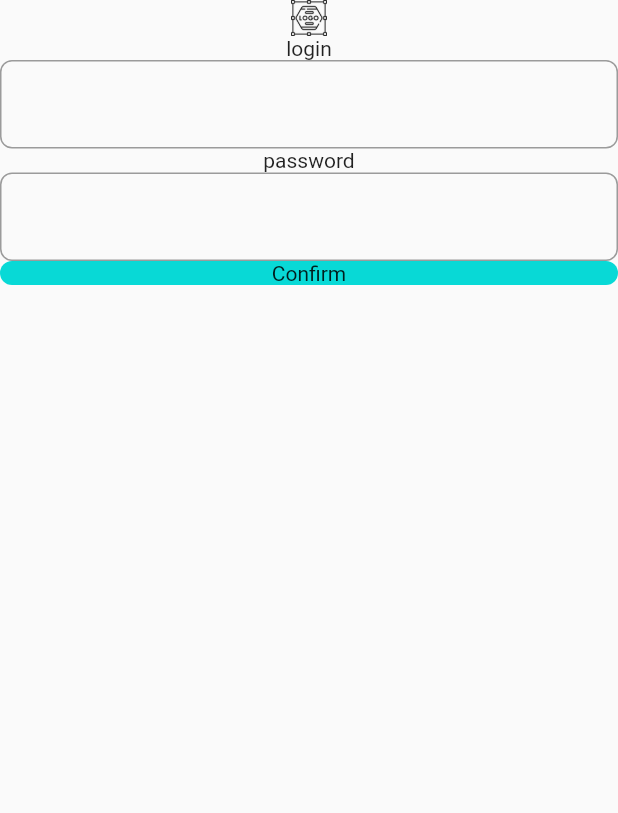
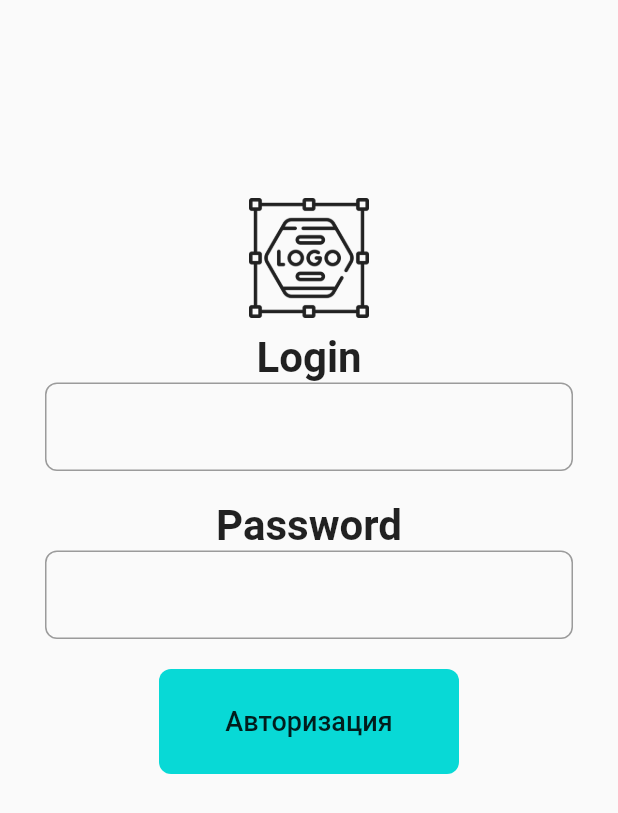
Before and after one commit to Taverz/tod_list_managmant, a Flutter app: the screen it shows after launch, on a phone screen of 412 x 824 dp. Shown: the top 813 px of the screen. Run offline on Flutter 3.47's test engine with Material 2 defaults, Android fonts, the phone set to English and light mode, and no system bars; our stand-ins replace auto_route, flutter_hooks, get_it, injectable, stacked, stacked_services.

Commit message:
minii change

```diff
--- a/lib/constapp/words_app.dart
+++ b/lib/constapp/words_app.dart
@@ -8,4 +8,9 @@ class WordsApp {
   static const String status_todo = "Статус задачи";
   static const String date_time_todo = "Время выполнения задачи";
 
+  static const String login = "Login";
+  static const String password = "Password";
+  static const String noLogin = "Это не email";
+  static const String noPassword = "Это не пароль";
+
 }
--- a/lib/login_page/login_page.dart
+++ b/lib/login_page/login_page.dart
@@ -6,16 +6,34 @@ import 'package:tod_list_managmant/login_page/login_viewnodel.dart';
 
 import '../constapp/colorsapp.dart';
 import '../constapp/icond.dart';
+import '../constapp/words_app.dart';
 
 @RoutePage<String>(name: "LoginPage")
 class LoginPageView extends HookWidget {
-  const LoginPageView({Key? key}) : super(key: key);
+  LoginPageView({Key? key}) : super(key: key);
+
+  final _fromKey = GlobalKey<FormState>();
+  final RegExp emailValid =
+    RegExp(r"^[a-zA-Z0-9.a-zA-Z0-9]+@[a-zA-Z0-9]+\.[a-zA-Z]+");
+  final RegExp passwordValid =
+    RegExp(r"^[a-zA-Z0-9.a-zA-Z0-9]");
+  static const int minimuLenghtSimbvol = 5;
+  static const double sizeIcon = 80;
+  static const double circularBorder = 8;
+  static const double marginWidget = 10;
+
+
 
   @override
   Widget build(BuildContext context) {
     return Scaffold(
       body: SafeArea(
-        child: _content(),
+        child: Column(
+          mainAxisAlignment: MainAxisAlignment.center,
+          children: [
+            _content(),
+          ],
+        ),
       ),
     );
   }
@@ -27,15 +45,34 @@ class LoginPageView extends HookWidget {
     return ViewModelBuilder<LoginViewModel>.reactive(
         viewModelBuilder: () => LoginViewModel(),
         builder: (context, model, childWidget) {
-          return Column(
+          return Container(
+            constraints:const BoxConstraints(
+              minHeight: 50,  minWidth:150, maxWidth: 600, maxHeight: 600,
+            ),
+            padding: const EdgeInsets.all(20),
+            child: Form(
+              key: _fromKey,
+              child: Column(
                 children: [
-              const ImageIcon(IconsApp.logoBig),
-              _textField(
-                  textEditingController: _controllerLogin, name: "login"),
-              _textField(
-                  textEditingController: _controllerPassword, name: "password"),
-              _buttonConfirm(
+                  const ImageIcon(IconsApp.logoBig, size: sizeIcon,),
+                  Container(
+                    margin: const EdgeInsets.all(marginWidget),
+                    child: _textField(
+                        textEditingController: _controllerLogin, name: WordsApp.login, validator: emailValid ,noValideMessage: WordsApp.noLogin,),
+                  ),
+                  Container(
+                    margin: const EdgeInsets.all(marginWidget),
+                    child: _textField(
+                        textEditingController: _controllerPassword, name: WordsApp.password, validator:passwordValid, noValideMessage: WordsApp.noPassword,),
+                  ),
+                  Container(
+                    margin: const EdgeInsets.all(marginWidget),
+                    child: _buttonConfirm(
                       onTap: () {
+                        if(_fromKey.currentState!= null)
+                        if(!_fromKey.currentState!.validate()){
+                          return;
+                        }
                         bool? result = model.confirmWriteData(
                             password: _controllerPassword.text,
                             login: _controllerLogin.text);
@@ -46,7 +83,10 @@ class LoginPageView extends HookWidget {
                         }
                       },
                     ),
+                  ),
                 ],
+              ),
+            ),
           );
         });
   }
@@ -54,22 +94,35 @@ class LoginPageView extends HookWidget {
   Widget _textField({
     required TextEditingController textEditingController,
     required String name,
+    required RegExp validator,
+    required String noValideMessage,
   }) {
     return Column(
       children: [
         Text(
           name,
-          style: TextStyle(),
+          style: const TextStyle(fontWeight: FontWeight.bold, fontSize: 28),
         ),
-        Container(
-          decoration: BoxDecoration(),
-          child: TextField(
+
+           TextFormField(
             controller: textEditingController,
+            validator: (value) {
+              if(value == null){
+                return noValideMessage;
+              }
+              final bool vaild = validator.hasMatch(value);
+              if(vaild){
+                if(value.length < minimuLenghtSimbvol){
+                  return noValideMessage;
+                }
+                return null;
+              }
+
+            },
             decoration: const InputDecoration(
               border: OutlineInputBorder(
-                borderRadius: BorderRadius.all(Radius.circular(8)),
+                borderRadius: BorderRadius.all(Radius.circular(circularBorder)),
                 borderSide: BorderSide(color: AppColors.surfaceColor),
-              ),
               ),
             ),
           ),
@@ -78,14 +131,21 @@ class LoginPageView extends HookWidget {
   }
 
   Widget _buttonConfirm({required Function() onTap}) {
-    return InkWell(
+    return Container(
+           constraints:const BoxConstraints(
+              minHeight: 40,  minWidth:150, maxWidth: 200, maxHeight: 70,),
+      child: InkWell(
           onTap: () => onTap(),
           child: Container(
+            //  constraints:const BoxConstraints(
+            //     minHeight: 50,  minWidth:50, maxWidth: 100, maxHeight: 150,
+            //   ),
             decoration: const BoxDecoration(
-          borderRadius: BorderRadius.all(Radius.circular(8)),
+              borderRadius: BorderRadius.all(Radius.circular(circularBorder)),
               color: AppColors.secondaryColor,
             ),
-        child: Center(child: Text("Confirm")),
+            child:const Center(child: Text(WordsApp.authorization, style: TextStyle(fontWeight: FontWeight.w500, fontSize: 18))),
+          ),
         ),
     );
   }
--- a/lib/login_page/login_viewnodel.dart
+++ b/lib/login_page/login_viewnodel.dart
@@ -7,12 +7,7 @@ class LoginViewModel extends BaseViewModel {
 
 
   bool? confirmWriteData({required String password, required String login}){
-    if(password != "" || password.length < 3){
-      return false;
-    }
-    if(login != "" || !login.contains("@")){
-      return false;
-    }
+    //TODO: Api request autorized
     return true;
   }
 }
```
Also changed, not shown: lib/main.dart (+0 -29 lines), lib/app/route.gr.dart. Lines whose indentation alone changed are shown as unchanged.
